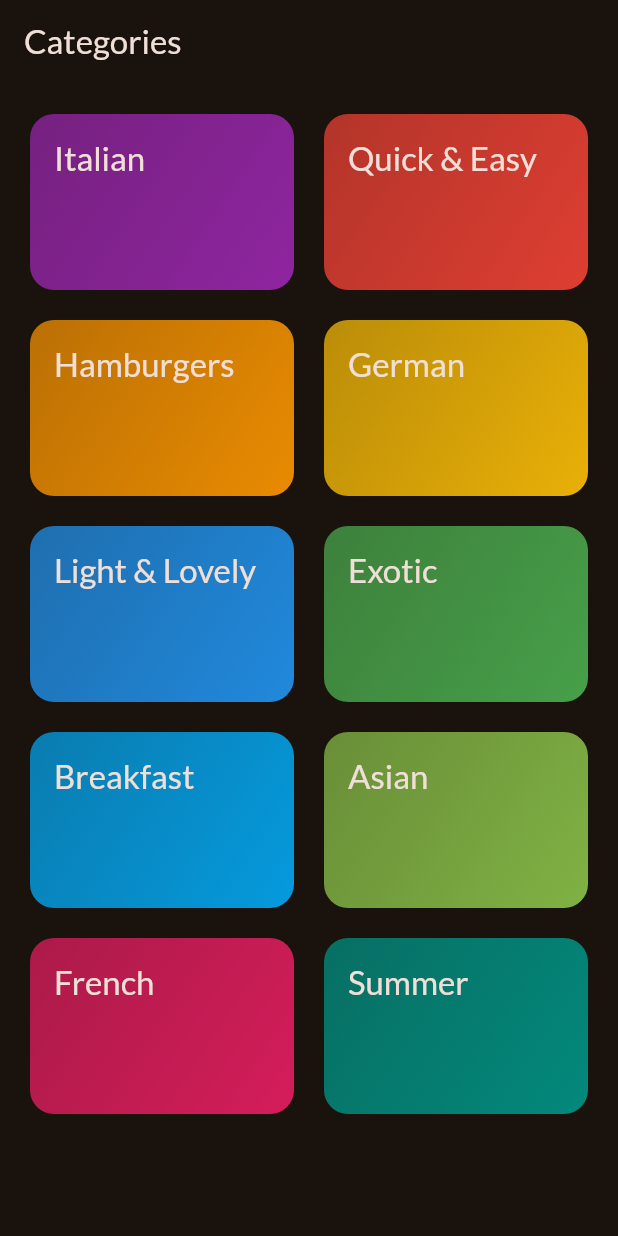
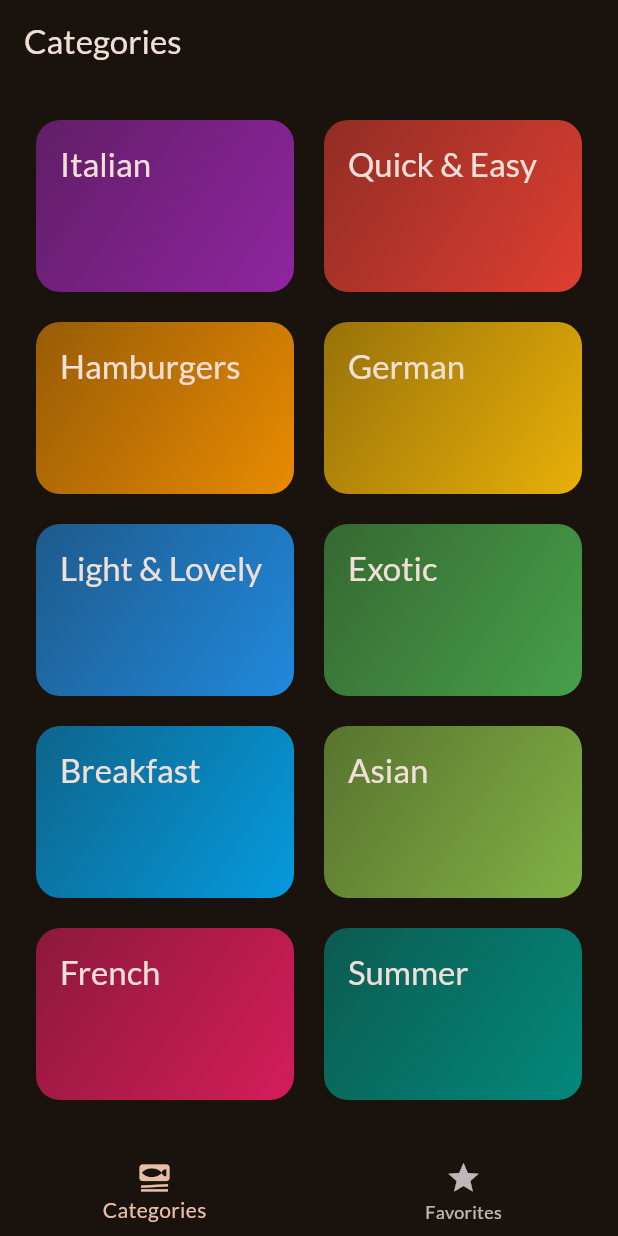
Before and after one commit to vedantheda/meals_app, a Flutter app: the screen it shows after launch, on a phone screen of 412 x 824 dp. Run offline on Flutter 3.47's test engine with Material 2 defaults, Android fonts, the phone set to English and light mode, and no system bars; our stand-ins replace google_fonts, transparent_image.

Commit message:
TabsScreen

```diff
--- a/lib/models/dummy_data.dart
+++ b/lib/data/dummy_data.dart
@@ -3,6 +3,7 @@ import 'package:flutter/material.dart';
 import 'package:meals_app/models/category.dart';
 import 'package:meals_app/models/meal.dart';
 
+// Constants in Dart should be written in lowerCamelcase.
 const availableCategories = [
   Category(
     id: 'c1',
--- a/lib/main.dart
+++ b/lib/main.dart
@@ -1,7 +1,8 @@
 import 'package:flutter/material.dart';
 
 import 'package:google_fonts/google_fonts.dart';
-import 'package:meals_app/screens/categories.dart';
+
+import 'package:meals_app/screens/tabs.dart';
 
 final theme = ThemeData(
   useMaterial3: true,
@@ -13,7 +14,9 @@ final theme = ThemeData(
 );
 
 void main() {
-  runApp(const App());
+  runApp(
+    const App(),
+  );
 }
 
 class App extends StatelessWidget {
@@ -23,7 +26,7 @@ class App extends StatelessWidget {
   Widget build(BuildContext context) {
     return MaterialApp(
       theme: theme,
-      home: const CategoriesScreen(),
+      home: const TabsScreen(),
     );
   }
 }
--- a/lib/models/category.dart
+++ b/lib/models/category.dart
@@ -4,7 +4,7 @@ class Category {
   const Category({
     required this.id,
     required this.title,
-    required this.color,
+    this.color = Colors.orange,
   });
 
   final String id;
--- a/lib/screens/categories.dart
+++ b/lib/screens/categories.dart
@@ -1,10 +1,9 @@
 import 'package:flutter/material.dart';
-import 'package:meals_app/models/dummy_data.dart';
+
+import 'package:meals_app/data/dummy_data.dart';
 import 'package:meals_app/widgets/category_grid_item.dart';
-
 import 'package:meals_app/screens/meals.dart';
-
-import '../models/category.dart';
+import 'package:meals_app/models/category.dart';
 
 class CategoriesScreen extends StatelessWidget {
   const CategoriesScreen({super.key});
@@ -21,36 +20,29 @@ class CategoriesScreen extends StatelessWidget {
           meals: filteredMeals,
         ),
       ),
-    );
+    ); // Navigator.push(context, route)
   }
 
   @override
   Widget build(BuildContext context) {
-    return Scaffold(
-      appBar: AppBar(
-        title: const Text('Categories'),
-      ),
-      body: Center(
-        child: GridView(
-          padding: const EdgeInsets.all(20),
+    return GridView(
+      padding: const EdgeInsets.all(24),
       gridDelegate: const SliverGridDelegateWithFixedCrossAxisCount(
         crossAxisCount: 2,
-            childAspectRatio: 1.5,
+        childAspectRatio: 3 / 2,
         crossAxisSpacing: 20,
         mainAxisSpacing: 20,
       ),
       children: [
-            ...availableCategories.map((category) {
-              return CategoryGridItem(
+        // availableCategories.map((category) => CategoryGridItem(category: category)).toList()
+        for (final category in availableCategories)
+          CategoryGridItem(
             category: category,
             onSelectCategory: () {
               _selectCategory(context, category);
             },
-              );
-            }).toList(),
+          )
       ],
-        ),
-      ),
     );
   }
 }
--- a/lib/tab.dart
+++ b/lib/screens/tabs.dart
@@ -1,4 +1,5 @@
 import 'package:flutter/material.dart';
+
 import 'package:meals_app/screens/categories.dart';
 import 'package:meals_app/screens/meals.dart';
 
@@ -6,35 +7,38 @@ class TabsScreen extends StatefulWidget {
   const TabsScreen({super.key});
 
   @override
-  State<TabsScreen> createState() => _TabsScreenState();
+  State<TabsScreen> createState() {
+    return _TabsScreenState();
+  }
 }
 
 class _TabsScreenState extends State<TabsScreen> {
+  int _selectedPageIndex = 0;
+
+  void _selectPage(int index) {
+    setState(() {
+      _selectedPageIndex = index;
+    });
+  }
+
   @override
   Widget build(BuildContext context) {
-    int _selectedPageIndex = 0;
-
-    void changePage(index) {
-      setState(() {
-        _selectedPageIndex = index;
-      });
-    }
-
-    Widget activeScreen = const CategoriesScreen();
+    Widget activePage = const CategoriesScreen();
+    var activePageTitle = 'Categories';
 
     if (_selectedPageIndex == 1) {
-      activeScreen = const MealsScreen(title: 'Favorites', meals: []);
+      activePage = const MealsScreen(meals: []);
+      activePageTitle = 'Your Favorites';
     }
 
     return Scaffold(
       appBar: AppBar(
-        title: const Text('Meals'),
+        title: Text(activePageTitle),
       ),
-      body: activeScreen,
+      body: activePage,
       bottomNavigationBar: BottomNavigationBar(
-        onTap: (index) {
-          _selectedPageIndex;
-        },
+        onTap: _selectPage,
+        currentIndex: _selectedPageIndex,
         items: const [
           BottomNavigationBarItem(
             icon: Icon(Icons.set_meal),
--- a/lib/widgets/category_grid_item.dart
+++ b/lib/widgets/category_grid_item.dart
@@ -1,4 +1,5 @@
 import 'package:flutter/material.dart';
+
 import 'package:meals_app/models/category.dart';
 
 class CategoryGridItem extends StatelessWidget {
@@ -9,7 +10,7 @@ class CategoryGridItem extends StatelessWidget {
   });
 
   final Category category;
-  final Function() onSelectCategory;
+  final void Function() onSelectCategory;
 
   @override
   Widget build(BuildContext context) {
@@ -23,13 +24,12 @@ class CategoryGridItem extends StatelessWidget {
             borderRadius: BorderRadius.circular(16),
             gradient: LinearGradient(
               colors: [
-              category.color.withOpacity(0.7),
+                category.color.withOpacity(0.55),
                 category.color.withOpacity(0.9),
               ],
               begin: Alignment.topLeft,
               end: Alignment.bottomRight,
-          ),
-        ),
+            )),
         child: Text(
           category.title,
           style: Theme.of(context).textTheme.titleLarge!.copyWith(
```
Also changed, not shown: lib/screens/meal_detail.dart (deleted, +0 -64 lines), lib/screens/meal_details.dart (added, +71 -0 lines), lib/screens/meals.dart (+57 -9 lines), lib/widgets/meal_item.dart (+25 -26 lines), lib/widgets/meal_item_trait.dart (+9 -8 lines). Lines whose indentation alone changed are shown as unchanged.
